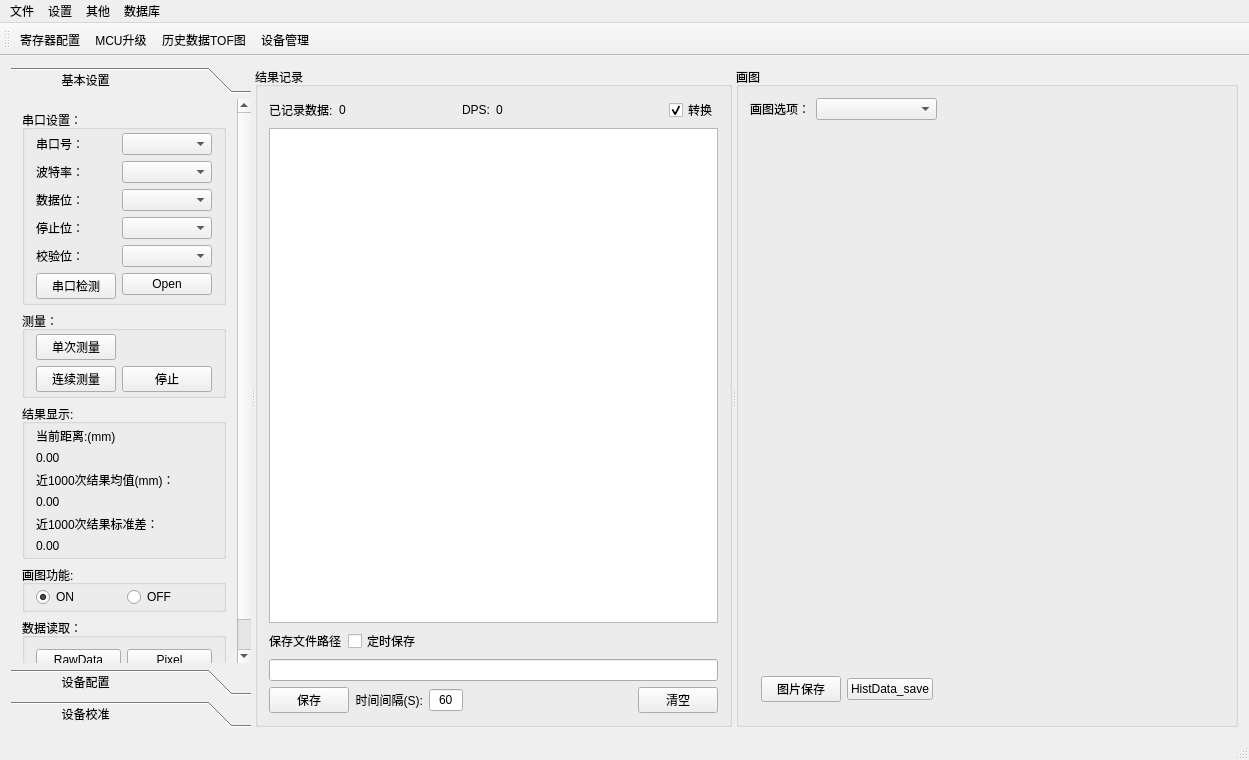
This is mainwindow.ui in heathen557/vi4300 as Qt 5 draws it before an edit. The edited form follows.
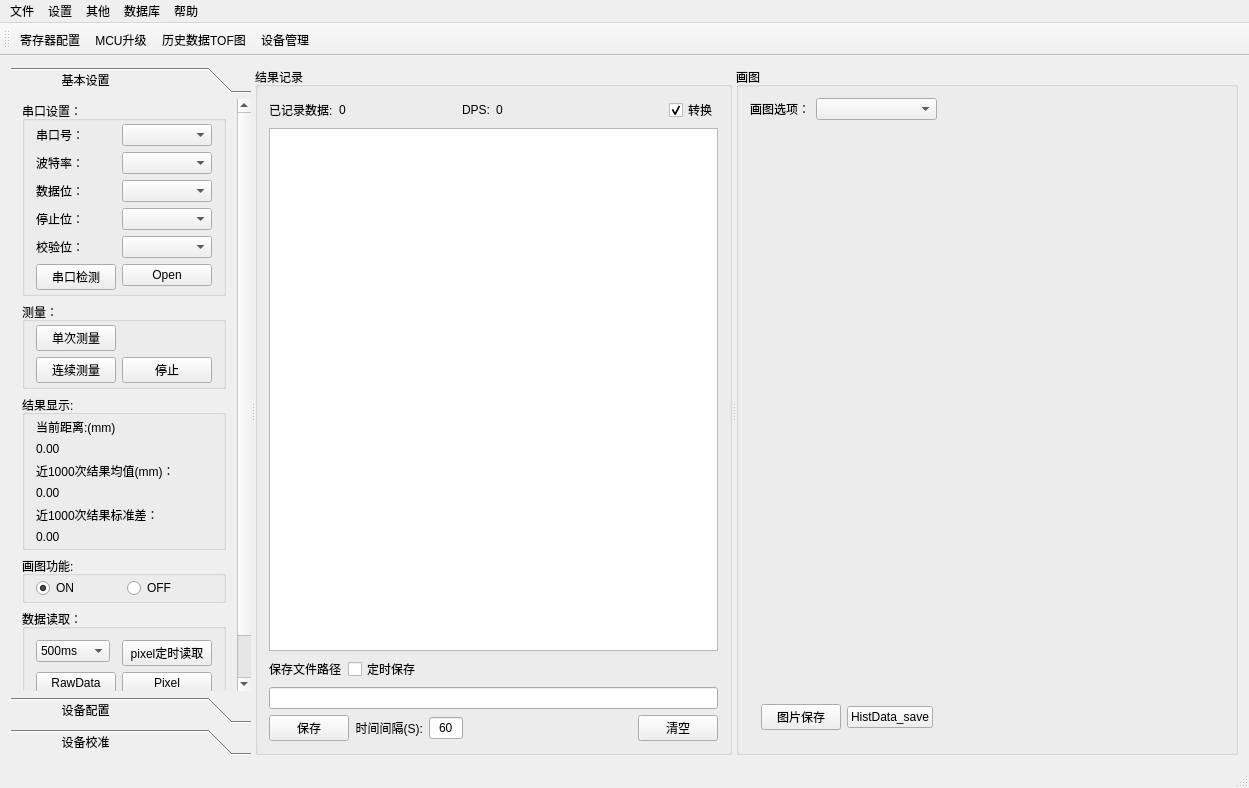
This is the edited form. The open tabs and pages were chosen to show the change. Icons and pictures are not drawn. Custom widgets are drawn as their Qt base class.

```diff
--- a/mainwindow.ui
+++ b/mainwindow.ui
@@ -7,7 +7,7 @@
     <x>0</x>
     <y>0</y>
     <width>1249</width>
-    <height>760</height>
+    <height>788</height>
    </rect>
   </property>
   <property name="contextMenuPolicy">
@@ -61,8 +61,8 @@
          <rect>
           <x>0</x>
           <y>0</y>
-          <width>245</width>
-          <height>581</height>
+          <width>244</width>
+          <height>609</height>
          </rect>
         </property>
         <property name="styleSheet">
@@ -72,7 +72,13 @@
         <attribute name="label">
          <string>              基本设置</string>
         </attribute>
-        <layout class="QGridLayout" name="gridLayout_18">
+        <layout class="QGridLayout" name="gridLayout_18" rowstretch="4,1,3,1,2">
+         <property name="topMargin">
+          <number>2</number>
+         </property>
+         <property name="bottomMargin">
+          <number>2</number>
+         </property>
          <item row="0" column="0">
           <widget class="QGroupBox" name="groupBox_3">
            <property name="styleSheet">
@@ -200,6 +206,92 @@
            </layout>
           </widget>
          </item>
+         <item row="4" column="0">
+          <widget class="QGroupBox" name="groupBox_6">
+           <property name="title">
+            <string>数据读取：</string>
+           </property>
+           <layout class="QGridLayout" name="gridLayout_7">
+            <item row="0" column="0">
+             <layout class="QFormLayout" name="formLayout_3">
+              <item row="0" column="0">
+               <widget class="QComboBox" name="pixel_timeOffset_comboBox">
+                <property name="currentIndex">
+                 <number>2</number>
+                </property>
+                <item>
+                 <property name="text">
+                  <string>100ms</string>
+                 </property>
+                </item>
+                <item>
+                 <property name="text">
+                  <string>200ms</string>
+                 </property>
+                </item>
+                <item>
+                 <property name="text">
+                  <string>500ms</string>
+                 </property>
+                </item>
+                <item>
+                 <property name="text">
+                  <string>1000ms</string>
+                 </property>
+                </item>
+                <item>
+                 <property name="text">
+                  <string>2000ms</string>
+                 </property>
+                </item>
+               </widget>
+              </item>
+              <item row="0" column="1">
+               <widget class="QPushButton" name="pixel_time_pushButton">
+                <property name="text">
+                 <string>pixel定时读取</string>
+                </property>
+               </widget>
+              </item>
+              <item row="1" column="0">
+               <widget class="QPushButton" name="rowData_pushButton">
+                <property name="text">
+                 <string>RawData</string>
+                </property>
+               </widget>
+              </item>
+              <item row="1" column="1">
+               <widget class="QPushButton" name="pixel_read_pushButton">
+                <property name="text">
+                 <string>Pixel</string>
+                </property>
+               </widget>
+              </item>
+              <item row="2" column="0">
+               <spacer name="horizontalSpacer_10">
+                <property name="orientation">
+                 <enum>Qt::Horizontal</enum>
+                </property>
+                <property name="sizeHint" stdset="0">
+                 <size>
+                  <width>78</width>
+                  <height>20</height>
+                 </size>
+                </property>
+               </spacer>
+              </item>
+              <item row="2" column="1">
+               <widget class="QPushButton" name="delayLine_pushButton">
+                <property name="text">
+                 <string>delay line</string>
+                </property>
+               </widget>
+              </item>
+             </layout>
+            </item>
+           </layout>
+          </widget>
+         </item>
          <item row="2" column="0">
           <widget class="QGroupBox" name="groupBox_4">
            <property name="styleSheet">
@@ -309,29 +401,6 @@
            </layout>
           </widget>
          </item>
-         <item row="4" column="0">
-          <widget class="QGroupBox" name="groupBox_6">
-           <property name="title">
-            <string>数据读取：</string>
-           </property>
-           <layout class="QGridLayout" name="gridLayout_7">
-            <item row="0" column="0">
-             <widget class="QPushButton" name="rowData_pushButton">
-              <property name="text">
-               <string>RawData</string>
-              </property>
-             </widget>
-            </item>
-            <item row="0" column="1">
-             <widget class="QPushButton" name="pixel_read_pushButton">
-              <property name="text">
-               <string>Pixel</string>
-              </property>
-             </widget>
-            </item>
-           </layout>
-          </widget>
-         </item>
         </layout>
        </widget>
        <widget class="QWidget" name="page_4">
@@ -1411,10 +1480,17 @@
     </property>
     <addaction name="manageMent_action"/>
    </widget>
+   <widget class="QMenu" name="menu_6">
+    <property name="title">
+     <string>帮助</string>
+    </property>
+    <addaction name="about_action"/>
+   </widget>
    <addaction name="menu"/>
    <addaction name="menu_2"/>
    <addaction name="menu_3"/>
    <addaction name="menu_5"/>
+   <addaction name="menu_6"/>
   </widget>
   <widget class="QToolBar" name="mainToolBar">
    <property name="contextMenuPolicy">
```
Left out of the diff: 19 changed lines with no effect on the pictures.
